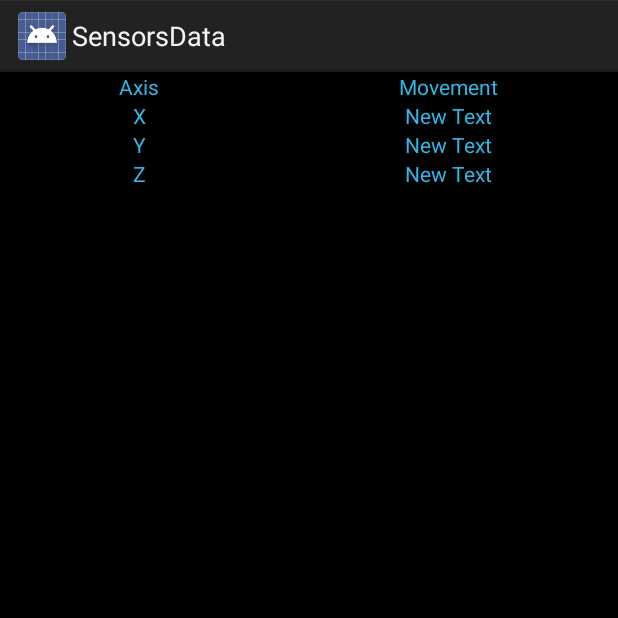
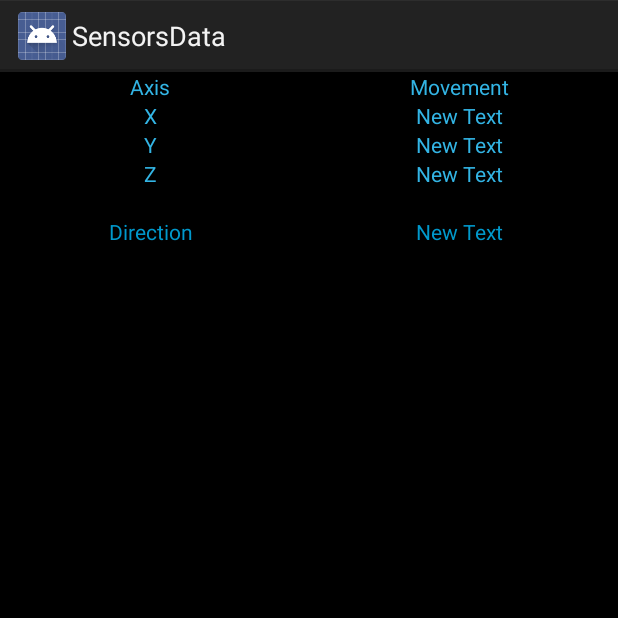
Before and after one commit to tamoxin/RobotControl, an Android app: the DataSensors screen opened directly, with no data from a screen before it, on a phone screen of 412 x 824 dp, the top half of it. Run offline under Robolectric (Android 15) with nearby library versions, the phone set to English and light mode, and no system bars.

Commit message:
Almost everything
After all, we are back with the accelerometer. If conditions in
onSensorChanged needs to be implemented yet.

```diff
--- a/app/src/main/java/example/marco/com/controlyourrobot/DataSensors.java
+++ b/app/src/main/java/example/marco/com/controlyourrobot/DataSensors.java
@@ -2,99 +2,92 @@ package example.marco.com.controlyourrobot;
 
 import android.app.Activity;
 import android.content.pm.ActivityInfo;
-import android.hardware.SensorEventListener;
 import android.hardware.Sensor;
+import android.hardware.SensorListener;
 import android.hardware.SensorManager;
-import android.hardware.SensorEvent;
 import android.os.Bundle;
+import android.util.Log;
 import android.widget.TextView;
 import android.widget.Toast;
-import java.util.List;
 
 //This class gets the necessary data from the gyroscope
-public class DataSensors extends Activity implements SensorEventListener{
-    private TextView x,y,z;
-    private Sensor gyroscope;
+public class DataSensors extends Activity implements SensorListener {
+
+    final String sensorLog = "Sensor Log";
+    private TextView x,y,z,direction;
+    private SensorManager mySensorManager;
     private int whichDeviceWasSelected;
-    private float valueOfX = 0, valueOfY = 0, valueOfZ = 0;
-    private float previousValueOfX = 0, previousValueOfY = 0, previousValueOfZ = 0;
-    private float currentValueOfX = 0, currentValueOfY = 0, currentValueOfZ = 0;
     private float filter = (float)0.7;
     private int port = 61557;
     private String ip;
     private InformationSender packager;
-    Toast toaster, gyroscopeDetected, ipToaster, portToaster;
+    private Toast ipToaster, portToaster;
+
+    public float xViewPositive;
+    public float xViewNegative;
+    public float yViewPositive;
+    public float yViewNegative;
 
     @Override
     protected void onCreate(Bundle savedInstanceState){
         super.onCreate(savedInstanceState);
         setContentView(R.layout.activity_sensors_data);
-        this.setRequestedOrientation(ActivityInfo.SCREEN_ORIENTATION_PORTRAIT);
+        mySensorManager = (SensorManager) getSystemService(SENSOR_SERVICE);
         whichDeviceWasSelected = getIntent().getIntExtra("deviceSelected",0);
         ip = "0.0.0." + whichDeviceWasSelected;
-        x = (TextView)findViewById(R.id.xValue);
-        y = (TextView)findViewById(R.id.yValue);
-        z = (TextView)findViewById(R.id.zValue);
+        x = (TextView) findViewById(R.id.xValue);
+        y = (TextView) findViewById(R.id.yValue);
+        z = (TextView) findViewById(R.id.zValue);
+        direction = (TextView) findViewById(R.id.direction);
         ipToaster = Toast.makeText(this,"ipNumber: " + ip,Toast.LENGTH_SHORT);
         ipToaster.show();
         portToaster = Toast.makeText(this,"PortNumber: " + port,Toast.LENGTH_SHORT);
         portToaster.show();
         packager = new InformationSender();
         setInformationSender();
+        this.setRequestedOrientation(ActivityInfo.SCREEN_ORIENTATION_PORTRAIT);
+
     }
 
     @Override
     protected void onResume() {
         super.onResume();
-        SensorManager gyroscopeSensorManager = (SensorManager) getSystemService(SENSOR_SERVICE);
-        List<Sensor> sensorsList = gyroscopeSensorManager.getSensorList(Sensor.TYPE_GYROSCOPE);
-        if (sensorsList.size() == 0) {
-            toaster = Toast.makeText(this,"@string/gyroscopeError",Toast.LENGTH_SHORT);
-            toaster.show();
-            return;
-        }
-        gyroscope = gyroscopeSensorManager.getDefaultSensor(Sensor.TYPE_GYROSCOPE);
-        gyroscopeSensorManager.registerListener(this, gyroscope, SensorManager.SENSOR_DELAY_NORMAL);
+        mySensorManager.registerListener(this, SensorManager.SENSOR_ORIENTATION |
+                SensorManager.SENSOR_ACCELEROMETER, SensorManager.SENSOR_DELAY_NORMAL);
     }
 
     @Override
     protected void onPause() {
-        SensorManager mSensorManager=(SensorManager) getSystemService(SENSOR_SERVICE);
-        mSensorManager.unregisterListener(this, gyroscope);
+        mySensorManager.unregisterListener(this);
         super.onPause();
     }
 
     @Override
     protected void onStop() {
-        SensorManager mSensorManager=(SensorManager) getSystemService(SENSOR_SERVICE);
-        mSensorManager.unregisterListener(this, gyroscope);
+        mySensorManager.unregisterListener(this);
         super.onStop();
     }
 
-    @Override
-    public void onSensorChanged(SensorEvent event) {
-
-        //The variable "filter" tries to reduce abrupt changes in accelerometer readings.
-        valueOfX = previousValueOfX*(1-filter) + currentValueOfX*filter;
-        valueOfY = previousValueOfY*(1-filter) + currentValueOfY*filter;
-        valueOfZ = previousValueOfZ*(1-filter) + currentValueOfZ*filter;
-
-        currentValueOfX = event.values[0];
-        currentValueOfY = event.values[1];
-        currentValueOfZ = event.values[2];
-
-        packager.setSensorsMessage(valueOfX,valueOfY,valueOfZ);
-        packager.sendPackage();
-        this.x.setText(String.valueOf(valueOfX));
-        this.y.setText(String.valueOf(valueOfY));
-        this.z.setText(String.valueOf(valueOfZ));
-    }
-
-    @Override
-    public void onAccuracyChanged(Sensor sensor, int accuracy) {
-    }
 
     public void setInformationSender(){
         this.packager.prepareForSendingInformationOverWifi(this.ip,this.port);
     }
+
+    @Override
+    public void onSensorChanged(int i, float[] floats) {
+
+        synchronized (this){
+            Log.d(sensorLog, "On sensor changed: " + i + " X:" + floats[0] + " Y:" + floats[1] + " Z:" + floats[2]);
+            //if (i == SensorManager.SENSOR_ORIENTATION){
+                x.setText(""+floats[0]);
+                y.setText(""+floats[1]);
+                z.setText(""+floats[2]);
+            //}
+        }
+    }
+
+    @Override
+    public void onAccuracyChanged(int i, int i2) {
+
+    }
 }
--- a/app/src/main/res/layout/activity_sensors_data.xml
+++ b/app/src/main/res/layout/activity_sensors_data.xml
@@ -100,24 +100,34 @@
         android:layout_width="fill_parent"
         android:layout_height="fill_parent">
 
+        <TextView
+            android:layout_width="wrap_content"
+            android:layout_height="wrap_content"
+            android:id="@+id/textView"
+            android:layout_column="0" />
     </TableRow>
 
     <TableRow
         android:layout_width="fill_parent"
         android:layout_height="fill_parent">
 
-    </TableRow>
+        <TextView
+            android:layout_width="wrap_content"
+            android:layout_height="wrap_content"
+            android:text="@string/direction"
+            android:id="@+id/direction"
+            android:layout_column="0"
+            android:gravity="center_horizontal"
+            android:textColor="@android:color/holo_blue_dark" />
 
-    <TableRow
-        android:layout_width="fill_parent"
-        android:layout_height="fill_parent">
-
-    </TableRow>
-
-    <TableRow
-        android:layout_width="fill_parent"
-        android:layout_height="fill_parent">
-
+        <TextView
+            android:layout_width="wrap_content"
+            android:layout_height="wrap_content"
+            android:text="New Text"
+            android:id="@+id/textView2"
+            android:layout_column="1"
+            android:gravity="center_horizontal"
+            android:textColor="@android:color/holo_blue_dark" />
     </TableRow>
 
 </TableLayout>
--- a/app/src/main/res/values/strings.xml
+++ b/app/src/main/res/values/strings.xml
@@ -18,5 +18,6 @@
     <string name="ipNumber"> This is your IP: </string>
     <string name="portNumber">This is your port: </string>
     <string name="angles">Angles</string>
+    <string name="direction">Direction</string>
 
 </resources>
```
Also changed, not shown: 1 other file.
